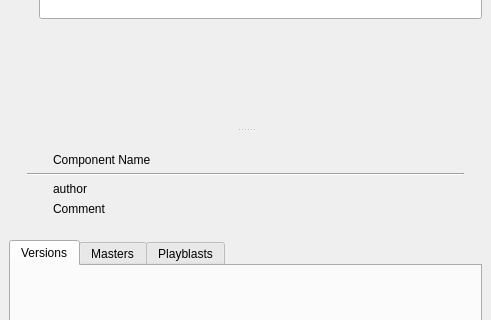
Old version of the form ui/pipeline_main_UI.ui in the repository liorbenhorin/pipeline; both pictures show x 0 to 491 and y 141 to 461 of the 491 by 984 pixel window.
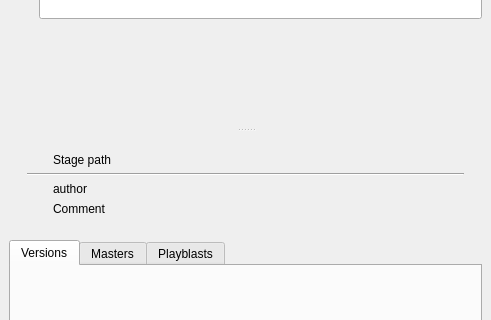
New version of the form.

Patch:
```diff
--- a/ui/pipeline_main_UI.ui
+++ b/ui/pipeline_main_UI.ui
@@ -247,7 +247,7 @@
                  <item row="0" column="1">
                   <widget class="QLabel" name="component_name_label">
                    <property name="text">
-                    <string>Component Name</string>
+                    <string>Stage path</string>
                    </property>
                   </widget>
                  </item>
```
Left out of the diff: 6 changed lines with no effect on the pictures.
